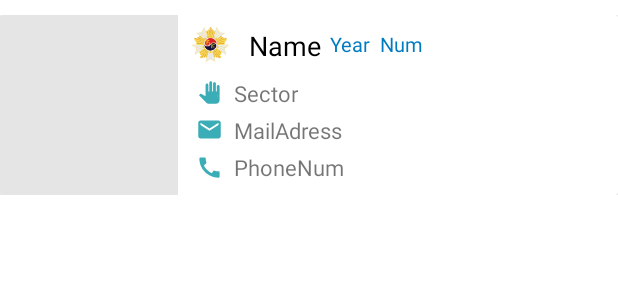
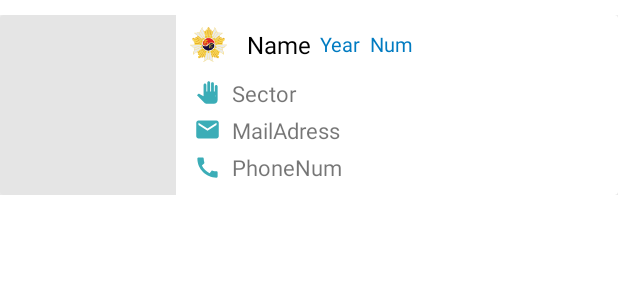
Before and after one commit to ohjun1999/kmaster, an Android app: the layout item_note.xml on its own in the app's theme, with its tools: preview values and no code run, on a phone screen of 412 x 824 dp. Shown: the top 300 px of the screen. Run offline under Robolectric (Android 15) with nearby library versions, the phone set to English and light mode, and no system bars.

Commit message:
2022_11_08_명장회_메인_이미지_수첩_크기

```diff
--- a/app/src/main/java/com/moilsurok/kmaster/activity/MainActivity.kt
+++ b/app/src/main/java/com/moilsurok/kmaster/activity/MainActivity.kt
@@ -97,6 +97,10 @@ class MainActivity : AppCompatActivity() {
             startActivity(intent)
         }
         binding.goNotice.setOnClickListener {
+            val intent = Intent(this, NoticeActivity::class.java)
+            startActivity(intent)
+        }
+        binding.goNotice2.setOnClickListener {
             val intent = Intent(this, NoticeActivity::class.java)
             startActivity(intent)
         }
--- a/app/src/main/res/layout/activity_main.xml
+++ b/app/src/main/res/layout/activity_main.xml
@@ -61,7 +61,7 @@
                     <androidx.constraintlayout.widget.ConstraintLayout
                         android:layout_width="match_parent"
                         android:layout_height="150dp"
-                        android:background="@drawable/master_main"
+                        android:background="@drawable/main_image_master"
                         android:orientation="horizontal">
 
                     </androidx.constraintlayout.widget.ConstraintLayout>
@@ -355,6 +355,7 @@
                             android:textSize="18sp" />
 
                         <TextView
+                            android:id="@+id/goNotice2"
                             android:layout_width="wrap_content"
                             android:layout_height="match_parent"
                             android:gravity="center"
--- a/app/src/main/res/layout/activity_schedule_detail.xml
+++ b/app/src/main/res/layout/activity_schedule_detail.xml
@@ -79,7 +79,7 @@
             android:textColor="@color/black"
             app:layout_constraintBottom_toBottomOf="parent"
             app:layout_constraintTop_toTopOf="parent"
-            android:textSize="16sp"
+            android:textSize="18sp"
             app:layout_constraintStart_toStartOf="parent" />
 
     </androidx.constraintlayout.widget.ConstraintLayout>
@@ -89,7 +89,7 @@
         android:id="@+id/scheduleText"
         android:layout_width="match_parent"
         android:layout_height="0dp"
-        android:layout_marginTop="8dp"
+        android:layout_marginTop="1dp"
         android:layout_marginBottom="13dp"
         android:layout_weight="1"
         android:padding="16dp"
--- a/app/src/main/res/layout/item_note.xml
+++ b/app/src/main/res/layout/item_note.xml
@@ -39,7 +39,7 @@
                 android:layout_height="match_parent"
                 android:layout_marginTop="8dp"
                 android:layout_marginBottom="8dp"
-                android:layout_weight="160"
+                android:layout_weight="180"
                 android:orientation="vertical">
 
                 <LinearLayout
@@ -58,7 +58,7 @@
                     <TextView
                         android:id="@+id/noteName"
                         android:text="Name"
-                        android:textSize="18sp"
+                        android:textSize="16sp"
                         android:layout_width="wrap_content"
                         android:layout_height="wrap_content"
                         android:layout_marginStart="6dp"
@@ -195,7 +195,7 @@
             <View
                 android:layout_width="0dp"
                 android:layout_height="1dp"
-                android:layout_weight="47" />
+                android:layout_weight="30" />
 
             <View
                 android:layout_width="0dp"
```
Also changed, not shown: app/build.gradle (+9 -0 lines), app/src/main/res/drawable-xhdpi/main_image_master.png (added), app/src/main/res/drawable-xxhdpi/main_image_master.png (added), app/src/main/res/drawable/main_image_master.png (added).
